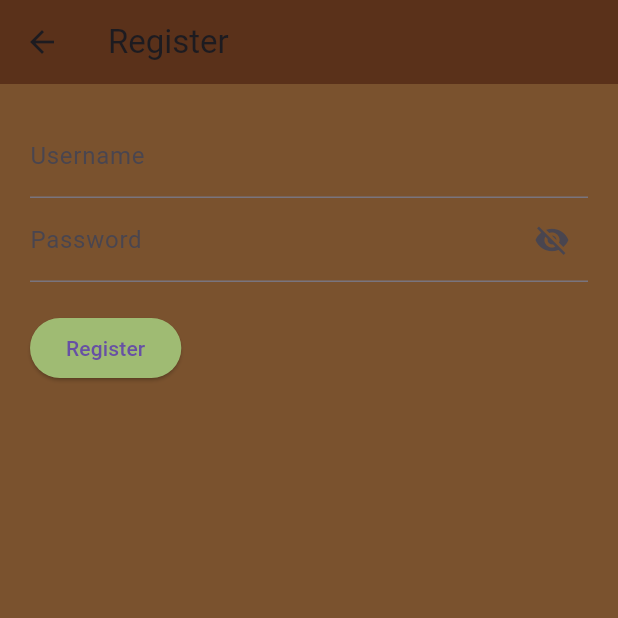
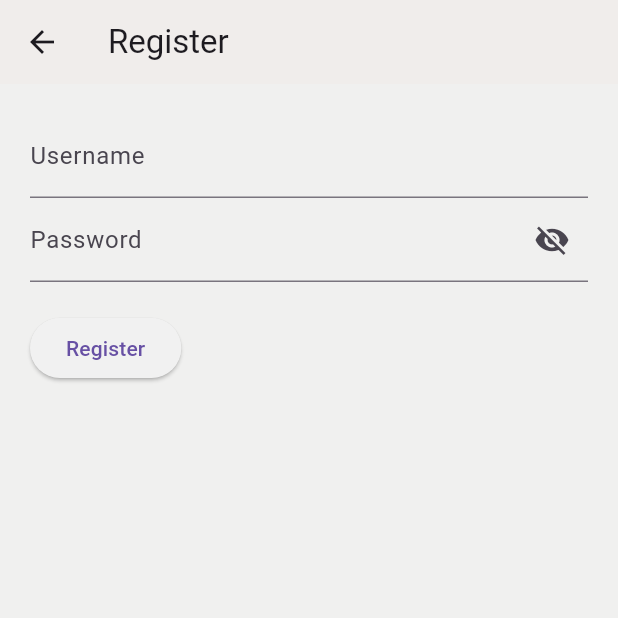
Before and after one commit to Lusy230/obatstore, a Flutter app: the screen it shows after launch, after a tap on "Register", on a phone screen of 412 x 824 dp, the top half of it. Run offline on Flutter 3.47's test engine with Material 3 defaults, Android fonts, the phone set to English and light mode, and no system bars; our stand-ins replace firebase_auth, firebase_core, firebase_messaging, flutter_local_notifications, get, image_picker and 2 more; accounts and stored records are empty; network calls fail.

Commit message:
baru ya gais

```diff
--- a/lib/view/login_page.dart
+++ b/lib/view/login_page.dart
@@ -56,7 +56,7 @@ class _LogInPageState extends State<LogInPage> {
   Widget build(BuildContext context) {
     return Scaffold(
       appBar: AppBar(
-        backgroundColor: Color.fromARGB(255, 90, 49, 26), // Warna #F3B664
+        backgroundColor: Color.fromARGB(255, 240, 237, 235), // Warna #F3B664
         leading: IconButton(
           icon: Icon(Icons.arrow_back),
           onPressed: () {
@@ -66,7 +66,7 @@ class _LogInPageState extends State<LogInPage> {
         title: Text('Register'),
       ),
       body: Container(
-        color: Color.fromARGB(255, 122, 82, 46), // Warna #F1EB90
+        color: Color.fromARGB(255, 240, 240, 239), // Warna #F1EB90
         padding: const EdgeInsets.all(20.0),
         child: Column(
           crossAxisAlignment: CrossAxisAlignment.start,
@@ -107,7 +107,7 @@ class _LogInPageState extends State<LogInPage> {
                         _navigateToDashboard(context);
                       },
                 style: ElevatedButton.styleFrom(
-                  primary: Color(0xFF9fbb73), // Warna #9FBB73
+                  primary: Color.fromARGB(255, 241, 241, 241), // Warna #9FBB73
                 ),
                 child: _authController.isLoading.value
                     ? CircularProgressIndicator()
```
Also changed, not shown: lib/firebase_options.dart, pubspec.lock, 3 other files.
